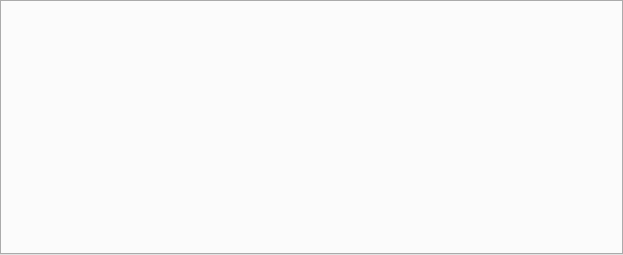
Qt form src/ui/qgsmessagelogviewer.ui (qgis/QGIS) before a commit.
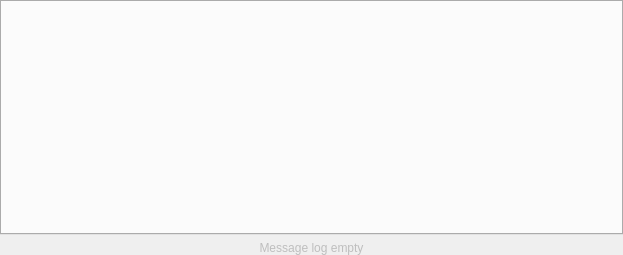
The same form after that commit.

Commit message: [feature][gui] add "close all tabs" to QgsMessageLogViewer

The edit to the form file:
```diff
--- a/src/ui/qgsmessagelogviewer.ui
+++ b/src/ui/qgsmessagelogviewer.ui
@@ -16,14 +16,20 @@
   <property name="modal">
    <bool>true</bool>
   </property>
-  <layout class="QGridLayout">
-   <property name="margin">
+  <layout class="QVBoxLayout" name="verticalLayout">
+   <property name="leftMargin">
     <number>0</number>
    </property>
-   <property name="spacing">
+   <property name="topMargin">
     <number>0</number>
    </property>
-   <item row="0" column="0">
+   <property name="rightMargin">
+    <number>0</number>
+   </property>
+   <property name="bottomMargin">
+    <number>0</number>
+   </property>
+   <item>
     <widget class="QTabWidget" name="tabWidget">
      <property name="currentIndex">
       <number>-1</number>
@@ -33,6 +39,19 @@
      </property>
     </widget>
    </item>
+   <item>
+    <widget class="QLabel" name="emptyLabel">
+     <property name="enabled">
+      <bool>false</bool>
+     </property>
+     <property name="text">
+      <string>Message log empty</string>
+     </property>
+     <property name="alignment">
+      <set>Qt::AlignCenter</set>
+     </property>
+    </widget>
+   </item>
   </layout>
  </widget>
  <layoutdefault spacing="6" margin="11"/>
```
The commit also changes 1 other file.
